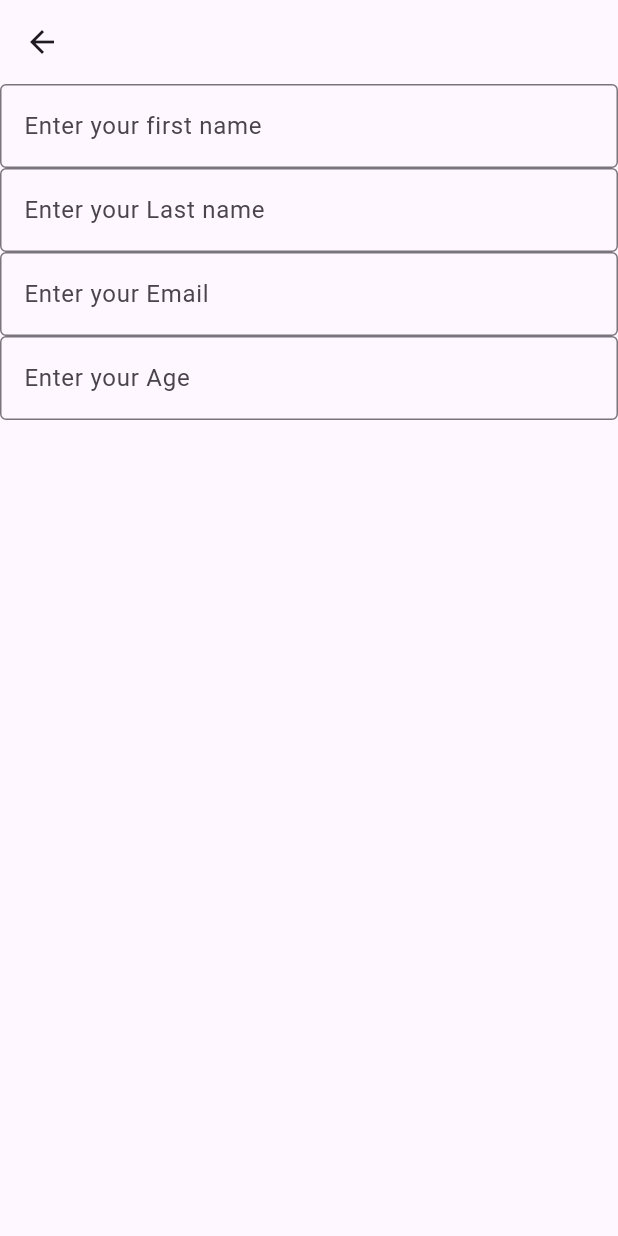
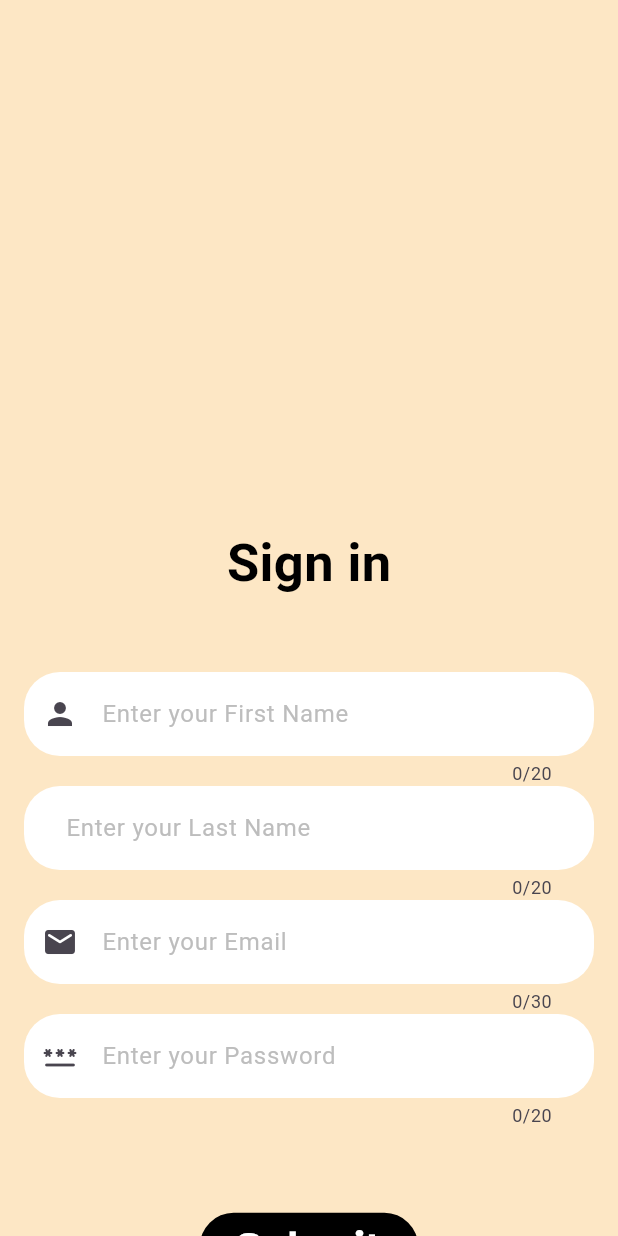
Before and after one commit to AbdulrahmanAbusnena/bentloos, a Flutter app: the screen it shows after launch, after a tap on "Sign in", on a phone screen of 412 x 824 dp. Run offline on Flutter 3.47's test engine with Material 3 defaults, Android fonts, the phone set to English and light mode, and no system bars; our stand-ins replace google_fonts.

Commit message:
git commit

```diff
--- a/lib/Components/buttons.dart
+++ b/lib/Components/buttons.dart
@@ -9,3 +9,9 @@
     style: BorderStyle.solid,
   ),
 );
+final ButtonTheme2 = ElevatedButton.styleFrom(
+  minimumSize: const Size(100, 45),
+  backgroundColor: Colors.black,
+  foregroundColor: Colors.white,
+  elevation: 0.0,
+);
--- a/lib/Pages/signInpage.dart
+++ b/lib/Pages/signInpage.dart
@@ -1,3 +1,4 @@
+import 'package:bentlos/Components/buttons.dart';
 import 'package:flutter/material.dart';
 import 'package:google_fonts/google_fonts.dart';
 
@@ -9,39 +10,178 @@ class SignIn extends StatefulWidget {
 }
 
 class _SignInState extends State<SignIn> {
+  late final TextEditingController _email;
+  late final TextEditingController _password;
+  late final TextEditingController _firstname;
+  late final TextEditingController _lastname;
+
+  @override
+  void initState() {
+    _email = TextEditingController();
+    _password = TextEditingController();
+    _firstname = TextEditingController();
+    _lastname = TextEditingController();
+    super.initState();
+  }
+
+  @override
+  void dispose() {
+    _email.dispose();
+    _password.dispose();
+    _firstname.dispose();
+    _lastname.dispose();
+    super.dispose();
+  }
+
   @override
   Widget build(BuildContext context) {
     return Scaffold(
-      // backgroundColor: ,
-      appBar: AppBar(),
-      body: Column(
+      backgroundColor: const Color.fromARGB(255, 253, 231, 197),
+      // appBar: AppBar(),
+      body: SingleChildScrollView(
+        child: Column(
+          children: [
+            const SizedBox(
+              height: 350,
+            ),
+            Text('Sign in',
+                style: GoogleFonts.inknutAntiqua(
+                  color: Colors.black,
+                  fontSize: 35,
+                  fontWeight: FontWeight.w700,
+                )),
+            const SizedBox(
+              height: 32,
+            ),
+            Padding(
+              padding: const EdgeInsets.all(16.0),
+              child: Column(
                 children: [
                   TextFormField(
-            decoration: const InputDecoration(
-              border: OutlineInputBorder(),
-              hintText: 'Enter your first name',
+                    controller: _firstname,
+                    decoration: InputDecoration(
+                      hoverColor: Colors.black,
+                      hintText: 'Enter your First Name',
+
+                      //  labelText: 'User Name',
+                      hintStyle: TextStyle(
+                        color: Colors.grey.shade400,
+                        fontSize: 16.0,
+                      ),
+
+                      filled: true,
+                      fillColor: Colors.white,
+                      prefixIcon: const Icon(Icons.person),
+                      border: OutlineInputBorder(
+                        borderRadius: BorderRadius.circular(24.0),
+                        borderSide: BorderSide.none,
+                      ),
+                      contentPadding: const EdgeInsets.symmetric(
+                        vertical: 16.0,
+                        horizontal: 24.0,
                       ),
                     ),
+                    maxLength: 20,
+                  ),
                   TextFormField(
-            decoration: const InputDecoration(
-              border: OutlineInputBorder(),
-              hintText: 'Enter your Last name',
+                    controller: _lastname,
+                    decoration: InputDecoration(
+                      hoverColor: Colors.black,
+                      hintText: 'Enter your Last Name',
+
+                      //  labelText: 'User Name',
+                      hintStyle: TextStyle(
+                        color: Colors.grey.shade400,
+                        fontSize: 16.0,
+                      ),
+
+                      filled: true,
+                      fillColor: Colors.white,
+
+                      border: OutlineInputBorder(
+                        borderRadius: BorderRadius.circular(24.0),
+                        borderSide: BorderSide.none,
+                      ),
+                      contentPadding: const EdgeInsets.symmetric(
+                        vertical: 16.0,
+                        horizontal: 24.0,
                       ),
                     ),
+                    maxLength: 20,
+                  ),
                   TextFormField(
-            decoration: const InputDecoration(
-              border: OutlineInputBorder(),
+                    controller: _email,
+                    enableSuggestions: true,
+                    decoration: InputDecoration(
+                      hoverColor: Colors.black,
                       hintText: 'Enter your Email',
+
+                      //  labelText: 'User Name',
+                      hintStyle: TextStyle(
+                        color: Colors.grey.shade400,
+                        fontSize: 16.0,
+                      ),
+
+                      filled: true,
+                      fillColor: Colors.white,
+                      prefixIcon: const Icon(Icons.email_rounded),
+                      border: OutlineInputBorder(
+                        borderRadius: BorderRadius.circular(24.0),
+                        borderSide: BorderSide.none,
+                      ),
+                      contentPadding: const EdgeInsets.symmetric(
+                        vertical: 16.0,
+                        horizontal: 24.0,
                       ),
                     ),
+                    maxLength: 30,
+                  ),
                   TextFormField(
-            decoration: const InputDecoration(
-              border: OutlineInputBorder(),
-              hintText: 'Enter your Age',
+                    controller: _password,
+                    enableSuggestions: false,
+                    obscureText: true,
+                    decoration: InputDecoration(
+                      hoverColor: Colors.black,
+                      hintText: 'Enter your Password',
+
+                      //  labelText: 'User Name',
+                      hintStyle: TextStyle(
+                        color: Colors.grey.shade400,
+                        fontSize: 16.0,
+                      ),
+
+                      filled: true,
+                      fillColor: Colors.white,
+                      prefixIcon: const Icon(Icons.password_rounded),
+                      border: OutlineInputBorder(
+                        borderRadius: BorderRadius.circular(24.0),
+                        borderSide: BorderSide.none,
+                      ),
+                      contentPadding: const EdgeInsets.symmetric(
+                        vertical: 16.0,
+                        horizontal: 24.0,
+                      ),
+                    ),
+                    maxLength: 20,
+                  ),
+                  const SizedBox(height: 55),
+                  ElevatedButton(
+                      style: ButtonTheme2,
+                      onPressed: () async {},
+                      child: Text(
+                        'Submit',
+                        style: GoogleFonts.montserrat(
+                          fontSize: 25.5,
+                          fontWeight: FontWeight.bold,
+                          color: Colors.white,
+                        ),
+                      )),
+                ],
               ),
             ),
           ],
         ),
+      ),
     );
   }
 }
```
Also changed, not shown: pubspec.yaml (+8 -0 lines), pubspec.lock, 10 other files. Lines whose indentation alone changed are shown as unchanged.
